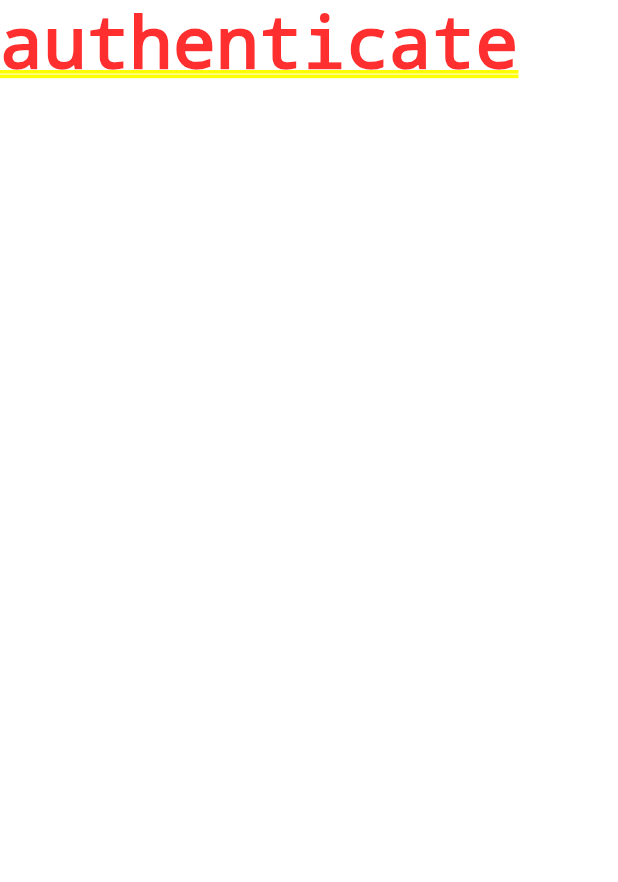
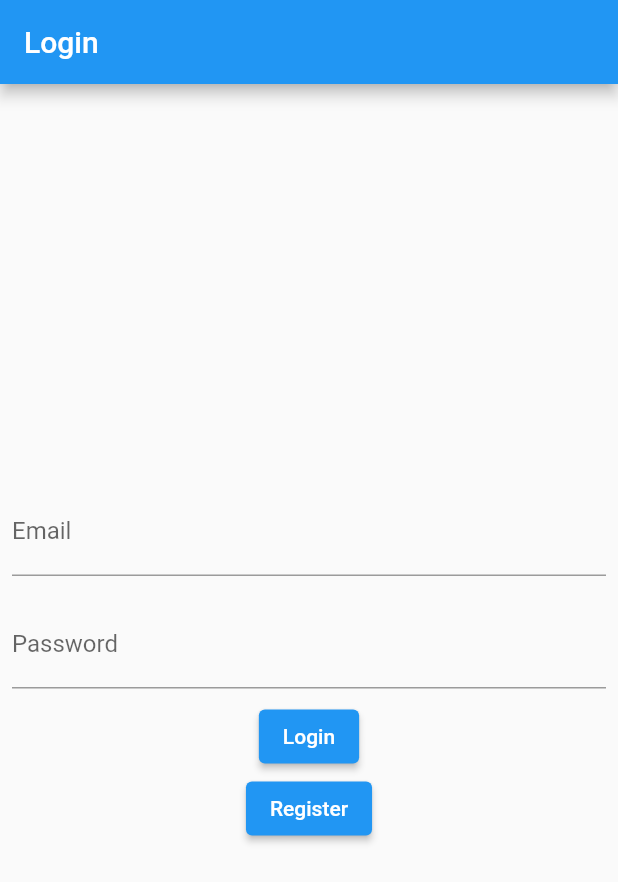
Before and after one commit to eoll73/dev_stack_firebase, a Flutter app: the screen it shows after launch, on a phone screen of 412 x 824 dp. Shown: the top 882 px of the screen. Run offline on Flutter 3.47's test engine with Material 2 defaults, Android fonts, the phone set to English and light mode, and no system bars; our stand-ins replace firebase_auth, firebase_core; accounts and stored records are empty.

Commit message:
version 1.0.0

```diff
--- a/lib/main.dart
+++ b/lib/main.dart
@@ -1,8 +1,15 @@
-import 'package:dev_stack_firebase/screens/wrapper.dart';
+import 'package:dev_stack_firebase/screens/home_screen.dart';
+import 'package:dev_stack_firebase/screens/login_screen.dart';
+import 'package:dev_stack_firebase/services/auth_service.dart';
+import 'package:dev_stack_firebase/wrapper.dart';
+import 'package:firebase_core/firebase_core.dart';
 import 'package:flutter/material.dart';
+import 'package:provider/provider.dart';
 
-void main() {
-  runApp(const MyApp());
+void main() async {
+  WidgetsFlutterBinding.ensureInitialized();
+  await Firebase.initializeApp();
+  runApp(MyApp());
 }
 
 class MyApp extends StatelessWidget {
@@ -10,8 +17,24 @@ class MyApp extends StatelessWidget {
 
   @override
   Widget build(BuildContext context) {
-    return const MaterialApp(
-      home: Wrapper(),
+    return MultiProvider(
+      providers: [
+        Provider<AuthService>(
+          create: (_) => AuthService(),
+        ),
+      ],
+      child: MaterialApp(
+        title: 'My FireBase Work',
+        theme: ThemeData(
+          primarySwatch: Colors.blue,
+        ),
+        initialRoute: '/',
+        routes: {
+          '/': (context) => Wrapper(),
+          '/login': (context) => LoginScreen(),
+          //'/register': (context) => RegisterScreen(),
+        },
+      ),
     );
   }
 }
--- /dev/null
+++ b/lib/models/user_model.dart
@@ -0,0 +1,6 @@
+class User {
+  final String uid;
+  final String? email;
+
+  User(this.uid, this.email);
+}
--- a/lib/screens/authenticate/aurhenticate.dart
+++ /dev/null
@@ -1,17 +0,0 @@
-import 'package:flutter/material.dart';
-
-class Authenticate extends StatefulWidget {
-  const Authenticate({Key? key}) : super(key: key);
-
-  @override
-  _AuthenticateState createState() => _AuthenticateState();
-}
-
-class _AuthenticateState extends State<Authenticate> {
-  @override
-  Widget build(BuildContext context) {
-    return Container(
-      child: const Text('authenticate'),
-    );
-  }
-}
--- /dev/null
+++ b/lib/screens/login_screen.dart
@@ -0,0 +1,59 @@
+import 'package:dev_stack_firebase/services/auth_service.dart';
+import 'package:flutter/material.dart';
+import 'package:provider/provider.dart';
+
+class LoginScreen extends StatelessWidget {
+  const LoginScreen({Key? key}) : super(key: key);
+
+  @override
+  Widget build(BuildContext context) {
+    final TextEditingController emailController = TextEditingController();
+    final TextEditingController passwordController = TextEditingController();
+
+    final authService = Provider.of<AuthService>(context);
+
+    return Scaffold(
+      appBar: AppBar(
+        title: const Text('Login'),
+      ),
+      body: Column(
+        mainAxisAlignment: MainAxisAlignment.center,
+        children: [
+          Padding(
+            padding: const EdgeInsets.all(8.0),
+            child: TextField(
+              controller: emailController,
+              decoration: const InputDecoration(
+                labelText: "Email",
+              ),
+            ),
+          ),
+          Padding(
+            padding: const EdgeInsets.all(8.0),
+            child: TextField(
+              controller: passwordController,
+              decoration: const InputDecoration(
+                labelText: "Password",
+              ),
+            ),
+          ),
+          ElevatedButton(
+            onPressed: () {
+              authService.signInWithEmailAndPassword(
+                emailController.text,
+                passwordController.text,
+              );
+            },
+            child: const Text ('Login'),
+          ),
+          ElevatedButton(
+            onPressed: () {
+              Navigator.pushNamed(context, '/register');
+            },
+            child: const Text ('Register'),
+          ),
+        ],
+      ),
+    );
+  }
+}
--- a/lib/screens/wrapper.dart
+++ /dev/null
@@ -1,11 +0,0 @@
-import 'package:dev_stack_firebase/screens/authenticate/aurhenticate.dart';
-import 'package:flutter/material.dart';
-
-class Wrapper extends StatelessWidget {
-  const Wrapper({Key? key}) : super(key: key);
-
-  @override
-  Widget build(BuildContext context) {
-    return Authenticate();
-  }
-}
--- /dev/null
+++ b/lib/services/auth_service.dart
@@ -0,0 +1,39 @@
+import 'package:dev_stack_firebase/models/user_model.dart';
+import 'package:firebase_auth/firebase_auth.dart' as auth;
+
+class AuthService {
+  final auth.FirebaseAuth _firebaseAuth = auth.FirebaseAuth.instance;
+
+  User? _userFromFirebase(auth.User? user) {
+    if (user == null) {
+      return null;
+    }
+    return User(user.uid, user.email);
+  }
+
+  Stream<User?>? get user {
+    return _firebaseAuth.authStateChanges().map(_userFromFirebase);
+  }
+
+  Future<User?> signInWithEmailAndPassword(String email,
+      String password,) async {
+    final credential = await _firebaseAuth.signInWithEmailAndPassword(
+      email: email,
+      password: password,
+    );
+    return _userFromFirebase(credential.user);
+  }
+
+  Future<User?> createUserWithEmailAndPassword(String email,
+      String password,) async {
+    final credential = await _firebaseAuth.createUserWithEmailAndPassword(
+      email: email,
+      password: password,
+    );
+    return _userFromFirebase(credential.user);
+  }
+
+  Future<void> signOut() async {
+    return await _firebaseAuth.signOut();
+  }
+}
--- /dev/null
+++ b/lib/wrapper.dart
@@ -0,0 +1,31 @@
+import 'package:dev_stack_firebase/screens/home_screen.dart';
+import 'package:dev_stack_firebase/screens/login_screen.dart';
+import 'package:dev_stack_firebase/services/auth_service.dart';
+import 'package:flutter/material.dart';
+import 'package:provider/provider.dart';
+
+import 'models/user_model.dart';
+
+class Wrapper extends StatelessWidget {
+  const Wrapper({Key? key}) : super(key: key);
+
+  @override
+  Widget build(BuildContext context) {
+    final authService = Provider.of<AuthService>(context);
+    return StreamBuilder<User?>(
+      stream: authService.user,
+      builder: (_, AsyncSnapshot<User?> snapshot) {
+        if (snapshot.connectionState == ConnectionState.active) {
+          final User? user = snapshot.data;
+          return user == null ? const LoginScreen() : const HomeScreen();
+        } else {
+          return const Scaffold(
+            body: Center(
+              child: CircularProgressIndicator(),
+            ),
+          );
+        }
+      },
+    );
+  }
+}
--- a/pubspec.yaml
+++ b/pubspec.yaml
@@ -12,8 +12,9 @@ dependencies:
     sdk: flutter
 
   cupertino_icons: ^1.0.2
+  firebase_core: ^1.10.6
   firebase_auth: ^3.3.4
-  cloud_firestore: ^3.1.5
+  provider: ^6.0.2
 
 dev_dependencies:
   flutter_test:
```
Also changed, not shown: lib/screens/home/home.dart (deleted, +0 -12 lines), lib/screens/home_screen.dart (added, +31 -0 lines), lib/screens/register_screen.dart (added, +53 -0 lines), pubspec.lock, 1 other file.
